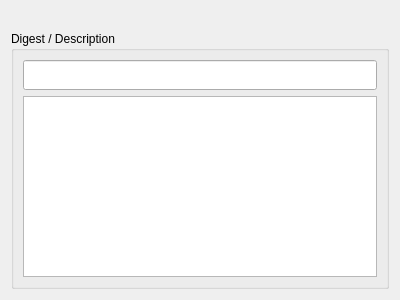
Before: the Qt Designer form src/Help/HelpPageArgument.ui in xavierxeon-music/MaxPackageAdmin, drawn with Qt 5.
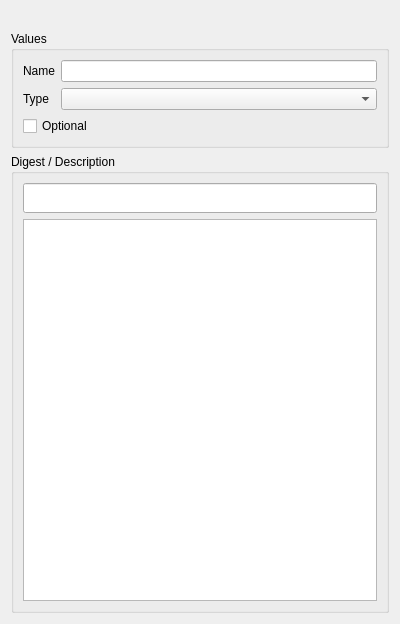
After: the same form once the commit is applied.

Diff of the .ui file:
```diff
--- a/src/Help/HelpPageArgument.ui
+++ b/src/Help/HelpPageArgument.ui
@@ -7,7 +7,7 @@
     <x>0</x>
     <y>0</y>
     <width>400</width>
-    <height>300</height>
+    <height>624</height>
    </rect>
   </property>
   <property name="windowTitle">
@@ -24,6 +24,45 @@
      </property>
     </widget>
    </item>
+   <item>
+    <widget class="QGroupBox" name="groupBox">
+     <property name="title">
+      <string>Values</string>
+     </property>
+     <property name="flat">
+      <bool>true</bool>
+     </property>
+     <layout class="QGridLayout" name="gridLayout">
+      <item row="0" column="0">
+       <widget class="QLabel" name="nameInfo">
+        <property name="text">
+         <string>Name</string>
+        </property>
+       </widget>
+      </item>
+      <item row="0" column="1">
+       <widget class="QLineEdit" name="nameEdit"/>
+      </item>
+      <item row="1" column="0">
+       <widget class="QLabel" name="typeInfo">
+        <property name="text">
+         <string>Type</string>
+        </property>
+       </widget>
+      </item>
+      <item row="1" column="1">
+       <widget class="QComboBox" name="typeCombo"/>
+      </item>
+      <item row="2" column="0" colspan="2">
+       <widget class="QCheckBox" name="optionalCheck">
+        <property name="text">
+         <string>Optional</string>
+        </property>
+       </widget>
+      </item>
+     </layout>
+    </widget>
+   </item>
    <item>
     <widget class="QGroupBox" name="digestGroup">
      <property name="title">
```
